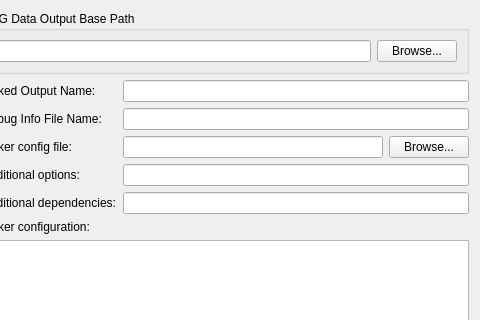
Qt form apps/ide/designers/projectpropertiesdialog.ui (christopherpow/nesicide) before a commit; both pictures show x 291 to 771 and y 0 to 320 of the 771 by 503 pixel window.
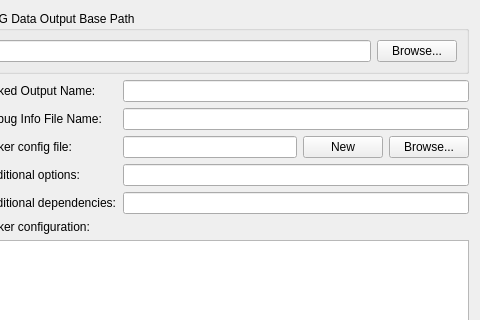
The same form after that commit. The open tabs and pages were chosen to show the change. Icons and pictures are not drawn.

Diff of the .ui file:
```diff
--- a/apps/ide/designers/projectpropertiesdialog.ui
+++ b/apps/ide/designers/projectpropertiesdialog.ui
@@ -476,6 +476,17 @@
            </property>
           </widget>
          </item>
+         <item>
+          <widget class="QPushButton" name="linkerConfigFileNew">
+           <property name="text">
+            <string>New</string>
+           </property>
+           <property name="icon">
+            <iconset resource="../../../common/resource.qrc">
+             <normaloff>:/resources/22_document-new.png</normaloff>:/resources/22_document-new.png</iconset>
+           </property>
+          </widget>
+         </item>
          <item>
           <widget class="QPushButton" name="linkerConfigFileBrowse">
            <property name="text">
```
Left out of the diff: 4 changed lines with no effect on the pictures.
